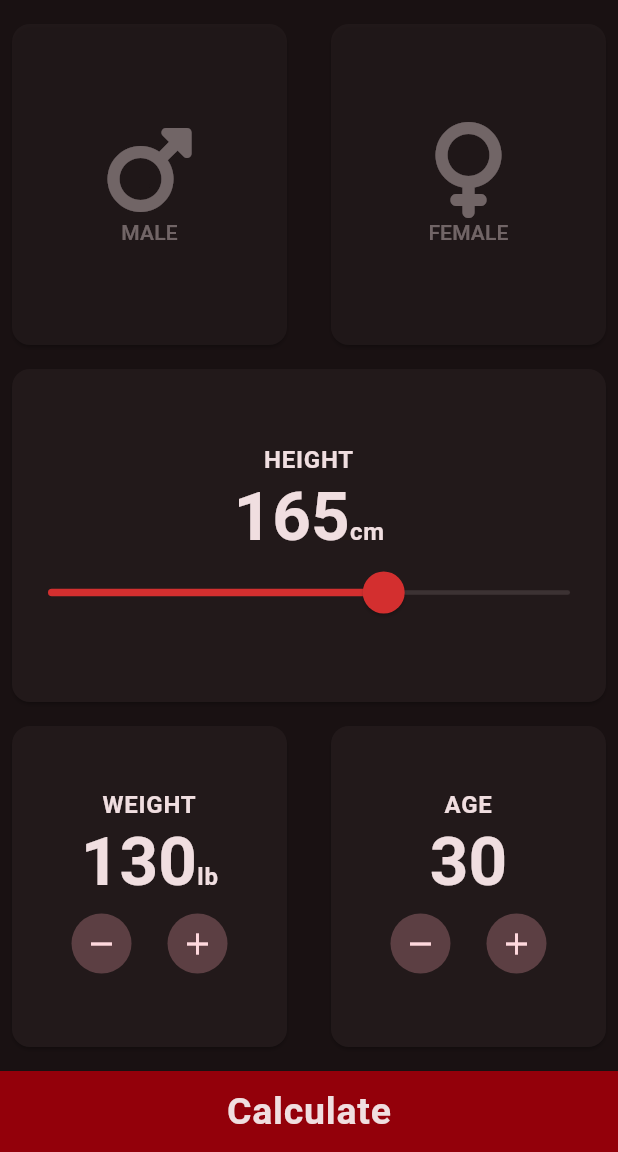
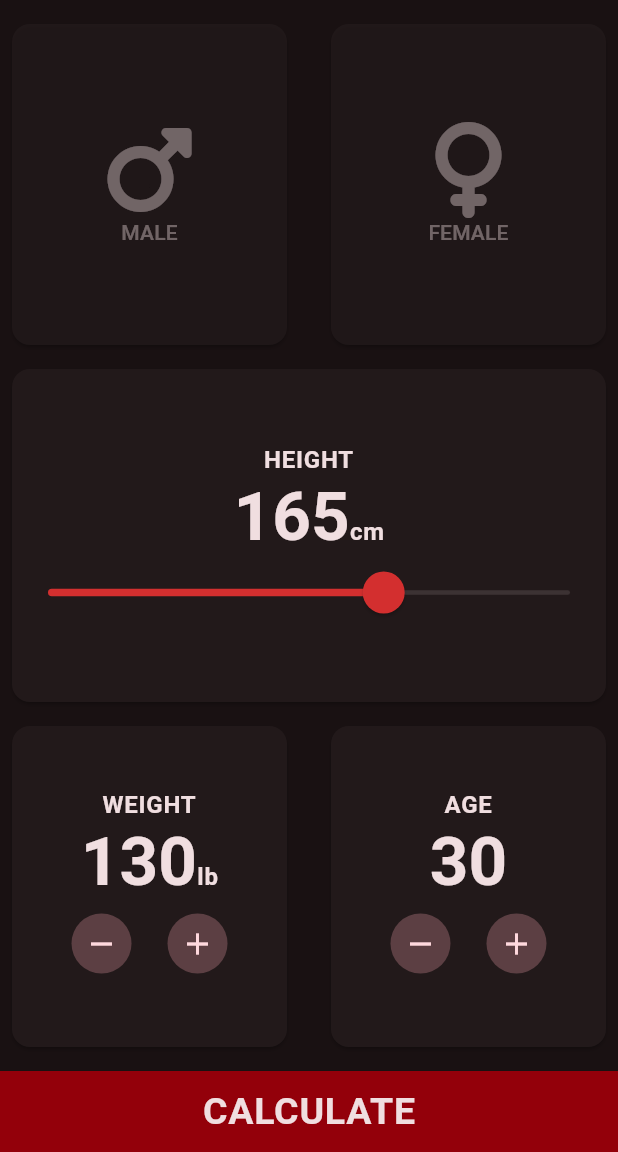
Before and after one commit to csarevalo/bmi-calculator, a Flutter app: the screen it shows after launch, on a phone screen of 412 x 824 dp, the part 84-1236 px from its top. Run offline on Flutter 3.47's test engine with Material 3 defaults, Android fonts, the phone set to English and light mode, and no system bars; our stand-ins replace font_awesome_flutter.

Commit message:
changed bottomButton case

```diff
--- a/lib/src/screens/calc_screen.dart
+++ b/lib/src/screens/calc_screen.dart
@@ -30,7 +30,7 @@ class CalcScreen extends StatelessWidget {
             ),
           ),
           BottomAppButton(
-            title: 'Re-Calculate',
+            title: 'Re-Calculate'.toUpperCase(),
             onPressed: () => Navigator.pop(context),
           ),
         ],
--- a/lib/src/screens/home_screen.dart
+++ b/lib/src/screens/home_screen.dart
@@ -57,7 +57,7 @@ class HomeScreenContent extends StatelessWidget {
           ),
         ),
         BottomAppButton(
-          title: 'Calculate',
+          title: 'Calculate'.toUpperCase(),
           onPressed: () => Navigator.pushNamed(context, '/calc'),
         )
       ],
```
